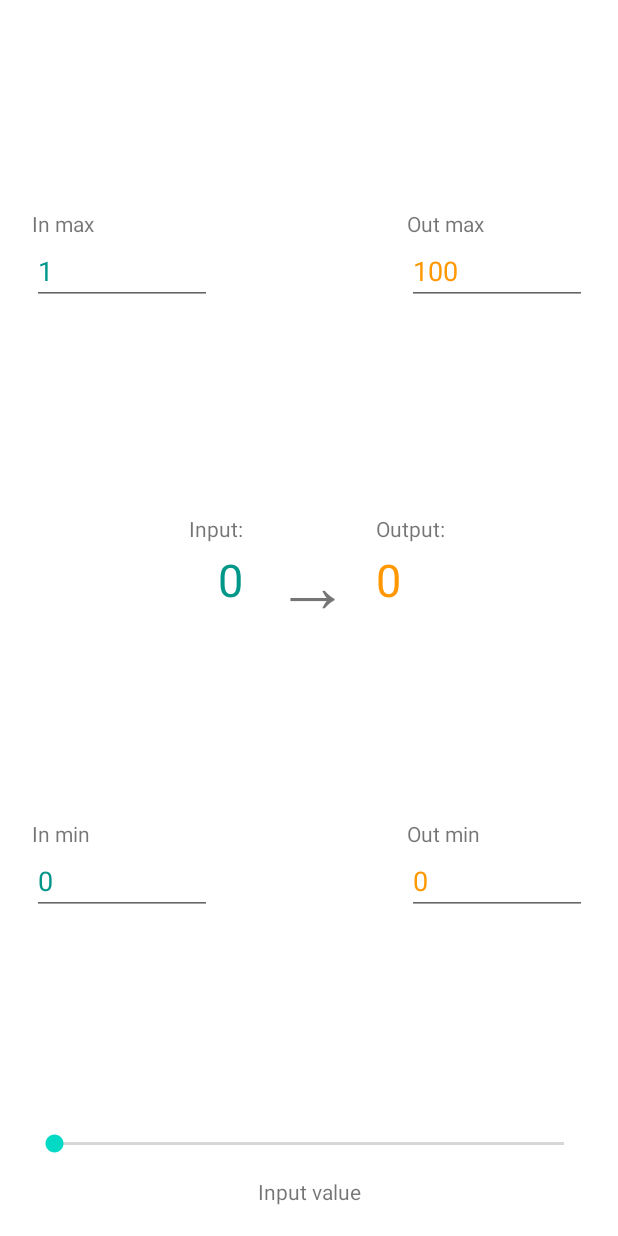
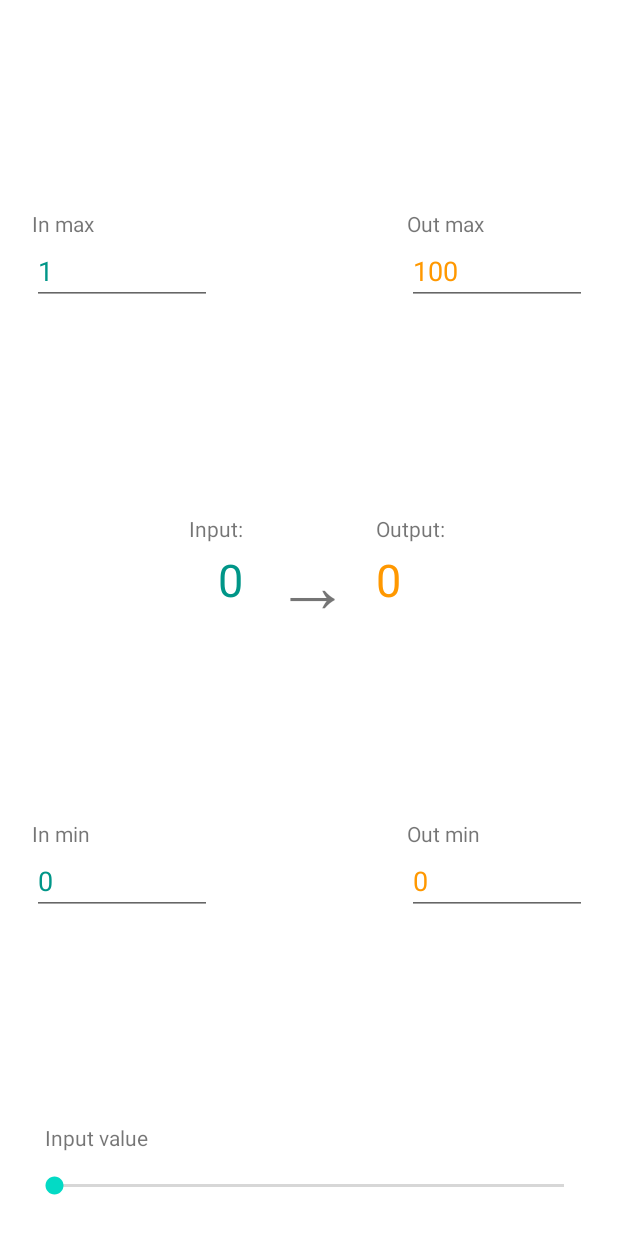
Before and after one commit to metamorphogenesis/Scaler, an Android app: the layout activity_main.xml on its own in the app's theme, with its tools: preview values and no code run, on a phone screen of 412 x 824 dp. Run offline under Robolectric (Android 15) with nearby library versions, the phone set to English and light mode, and no system bars.

Commit message:
+ added input range caution and NaN-output protection; * fixed some bugs

```diff
--- a/app/src/main/res/layout/activity_main.xml
+++ b/app/src/main/res/layout/activity_main.xml
@@ -229,20 +229,38 @@
             android:layout_width="0dp"
             android:layout_height="27dp"
             android:progressTint="@color/inputColor"
+            app:layout_constraintBottom_toBottomOf="parent"
             app:layout_constraintEnd_toEndOf="parent"
-            app:layout_constraintStart_toStartOf="parent"
-            app:layout_constraintTop_toTopOf="parent" />
+            app:layout_constraintStart_toStartOf="parent" />
 
         <TextView
             android:id="@+id/inputValueLabel"
             android:layout_width="wrap_content"
             android:layout_height="wrap_content"
+            android:layout_marginStart="10dp"
+            android:layout_marginEnd="10dp"
             android:fontFamily="sans-serif"
             android:text="@string/input_value_label"
             android:textSize="14sp"
-            app:layout_constraintBottom_toBottomOf="parent"
             app:layout_constraintEnd_toEndOf="parent"
-            app:layout_constraintStart_toStartOf="parent" />
+            app:layout_constraintHorizontal_bias="0.0"
+            app:layout_constraintStart_toStartOf="parent"
+            app:layout_constraintTop_toTopOf="parent" />
     </androidx.constraintlayout.widget.ConstraintLayout>
 
+    <TextView
+        android:id="@+id/inputCaution"
+        android:layout_width="0dp"
+        android:layout_height="0dp"
+        android:layout_marginStart="20dp"
+        android:layout_marginTop="5dp"
+        android:text="@string/expand_input_range"
+        android:textAlignment="textEnd"
+        android:textColor="@color/errorColor"
+        android:visibility="invisible"
+        app:layout_constraintBottom_toTopOf="@+id/inMinLayout"
+        app:layout_constraintEnd_toEndOf="@+id/inputLayout"
+        app:layout_constraintStart_toStartOf="parent"
+        app:layout_constraintTop_toBottomOf="@+id/inputLayout" />
+
 </androidx.constraintlayout.widget.ConstraintLayout>
--- a/app/src/main/res/values-night/themes.xml
+++ b/app/src/main/res/values-night/themes.xml
@@ -1,6 +1,6 @@
 <resources xmlns:tools="http://schemas.android.com/tools">
     <!-- Base application theme. -->
-    <style name="Theme.Scaler" parent="Theme.MaterialComponents.DayNight.DarkActionBar">
+    <style name="Theme.Scaler" parent="Theme.MaterialComponents.DayNight.NoActionBar">
         <!-- Primary brand color. -->
         <item name="colorPrimary">@color/purple_200</item>
         <item name="colorPrimaryVariant">@color/purple_700</item>
--- a/app/src/main/res/values/strings.xml
+++ b/app/src/main/res/values/strings.xml
@@ -8,4 +8,5 @@
     <string name="output_label">Output:</string>
     <string name="input_value_label">Input value</string>
     <string name="arrow">→</string>
+    <string name="expand_input_range">Please expand input range.</string>
 </resources>
--- a/app/src/main/res/values/themes.xml
+++ b/app/src/main/res/values/themes.xml
@@ -1,6 +1,6 @@
 <resources xmlns:tools="http://schemas.android.com/tools">
     <!-- Base application theme. -->
-    <style name="Theme.Scaler" parent="Theme.MaterialComponents.DayNight.DarkActionBar">
+    <style name="Theme.Scaler" parent="Theme.MaterialComponents.DayNight.NoActionBar">
         <!-- Primary brand color. -->
         <item name="colorPrimary">@color/purple_500</item>
         <item name="colorPrimaryVariant">@color/purple_700</item>
```
Also changed, not shown: app/src/main/java/com/example/scaler/MainActivity.java (+68 -42 lines).
